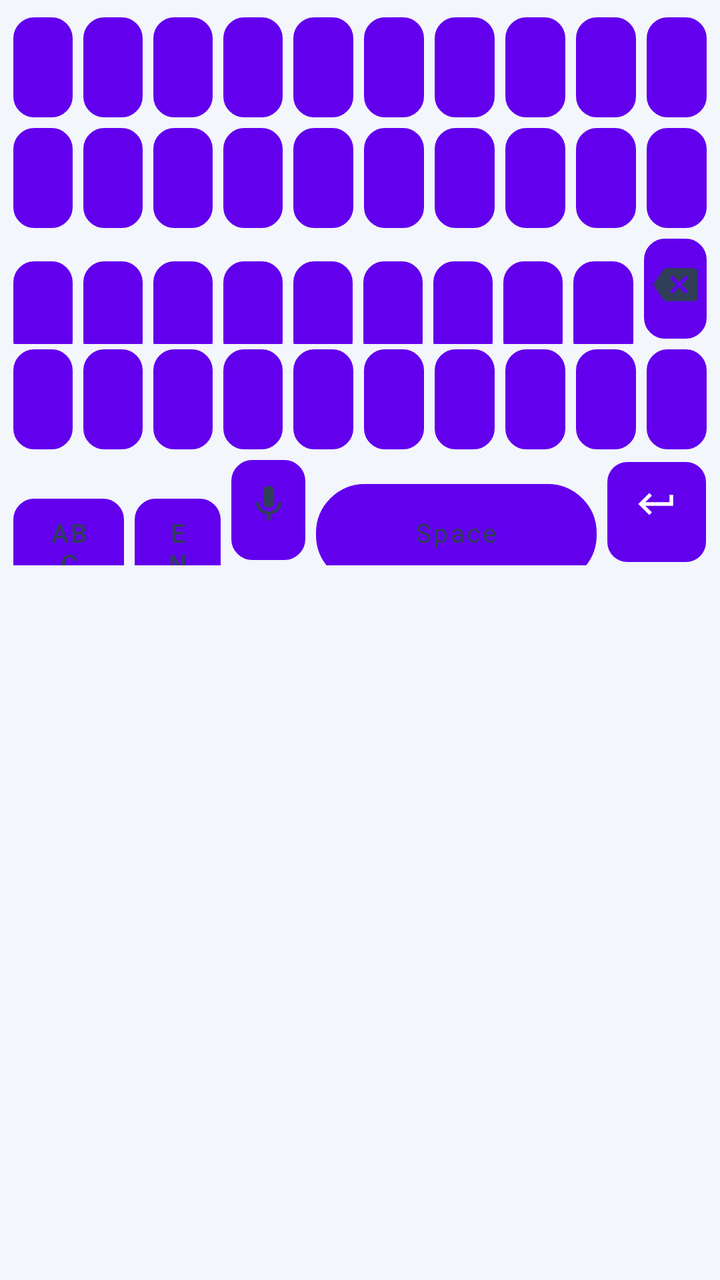
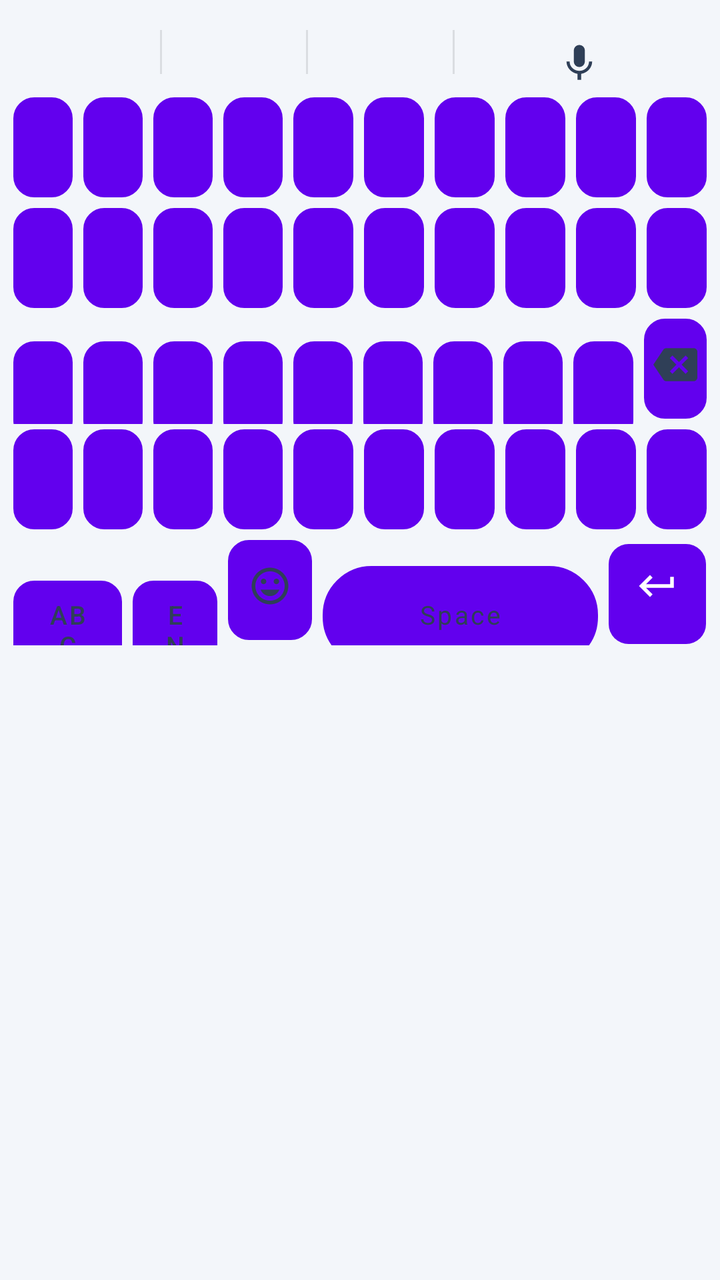

Screens rendered from an Android XML layout before and after an edit, with the pre-edit source and the edit as a unified diff.
<!-- AndroidManifest.xml: fallback theme Theme.MaterialComponents.DayNight.NoActionBar -->
<!-- res/layout/keyboard_symbols.xml -->
<?xml version="1.0" encoding="utf-8"?>
<LinearLayout xmlns:android="http://schemas.android.com/apk/res/android"
    android:layout_width="match_parent"
    android:layout_height="wrap_content"
    android:background="@color/kb_bg_light"
    android:clipToPadding="false"
    android:orientation="vertical"
    android:paddingStart="4dp"
    android:paddingEnd="4dp"
    android:paddingTop="6dp">

    
    <LinearLayout
        android:layout_width="match_parent"
        android:layout_height="wrap_content"
        android:orientation="horizontal">
        <Button android:id="@+id/sym_key_1" style="@style/KeyboardButton" android:text="1" />
        <Button android:id="@+id/sym_key_2" style="@style/KeyboardButton" android:text="2" />
        <Button android:id="@+id/sym_key_3" style="@style/KeyboardButton" android:text="3" />
        <Button android:id="@+id/sym_key_4" style="@style/KeyboardButton" android:text="4" />
        <Button android:id="@+id/sym_key_5" style="@style/KeyboardButton" android:text="5" />
        <Button android:id="@+id/sym_key_6" style="@style/KeyboardButton" android:text="6" />
        <Button android:id="@+id/sym_key_7" style="@style/KeyboardButton" android:text="7" />
        <Button android:id="@+id/sym_key_8" style="@style/KeyboardButton" android:text="8" />
        <Button android:id="@+id/sym_key_9" style="@style/KeyboardButton" android:text="9" />
        <Button android:id="@+id/sym_key_0" style="@style/KeyboardButton" android:text="0" />
    </LinearLayout>

    
    <LinearLayout
        android:layout_width="match_parent"
        android:layout_height="wrap_content"
        android:orientation="horizontal">
        <Button android:id="@+id/sym_key_at"      style="@style/KeyboardButton" android:text="@" />
        <Button android:id="@+id/sym_key_hash"    style="@style/KeyboardButton" android:text="#" />
        <Button android:id="@+id/sym_key_dollar"  style="@style/KeyboardButton" android:text="$" />
        <Button android:id="@+id/sym_key_percent" style="@style/KeyboardButton" android:text="%" />
        <Button android:id="@+id/sym_key_amp"     style="@style/KeyboardButton" android:text="&amp;" />
        <Button android:id="@+id/sym_key_star"    style="@style/KeyboardButton" android:text="*" />
        <Button android:id="@+id/sym_key_minus"   style="@style/KeyboardButton" android:text="-" />
        <Button android:id="@+id/sym_key_plus"    style="@style/KeyboardButton" android:text="+" />
        <Button android:id="@+id/sym_key_lparen"  style="@style/KeyboardButton" android:text="(" />
        <Button android:id="@+id/sym_key_rparen"  style="@style/KeyboardButton" android:text=")" />
    </LinearLayout>

    
    <LinearLayout
        android:layout_width="match_parent"
        android:layout_height="wrap_content"
        android:orientation="horizontal">
        <Button android:id="@+id/sym_key_slash"       style="@style/KeyboardButton" android:text="/" />
        <Button android:id="@+id/sym_key_quote"       style="@style/KeyboardButton" android:text="&quot;" />
        <Button android:id="@+id/sym_key_apostrophe"  style="@style/KeyboardButton" android:text="'" />
        <Button android:id="@+id/sym_key_colon"       style="@style/KeyboardButton" android:text=":" />
        <Button android:id="@+id/sym_key_semicolon"   style="@style/KeyboardButton" android:text=";" />
        <Button android:id="@+id/sym_key_exclamation" style="@style/KeyboardButton" android:text="!" />
        <Button android:id="@+id/sym_key_question"    style="@style/KeyboardButton" android:text="?" />
        <Button android:id="@+id/sym_key_comma"       style="@style/KeyboardButton" android:text="," />
        <Button android:id="@+id/sym_key_dot"         style="@style/KeyboardButton" android:text="." />
        <Button
            android:id="@+id/sym_backspace"
            style="@style/KeyboardButtonIcon"
            android:text=""
            android:drawableTop="@drawable/ic_backspace"
            android:drawablePadding="0dp" />
    </LinearLayout>

    
    <LinearLayout
        android:layout_width="match_parent"
        android:layout_height="wrap_content"
        android:orientation="horizontal">
        <Button android:id="@+id/sym_key_equal"     style="@style/KeyboardButton" android:text="=" />
        <Button android:id="@+id/sym_key_lbracket"  style="@style/KeyboardButton" android:text="[" />
        <Button android:id="@+id/sym_key_rbracket"  style="@style/KeyboardButton" android:text="]" />
        <Button android:id="@+id/sym_key_lbrace"    style="@style/KeyboardButton" android:text="{" />
        <Button android:id="@+id/sym_key_rbrace"    style="@style/KeyboardButton" android:text="}" />
        <Button android:id="@+id/sym_key_backslash" style="@style/KeyboardButton" android:text="\\" />
        <Button android:id="@+id/sym_key_less"      style="@style/KeyboardButton" android:text="&lt;" />
        <Button android:id="@+id/sym_key_greater"   style="@style/KeyboardButton" android:text="&gt;" />
        <Button android:id="@+id/sym_key_caret"     style="@style/KeyboardButton" android:text="^" />
        <Button android:id="@+id/sym_key_tilde"     style="@style/KeyboardButton" android:text="~" />
    </LinearLayout>

    
    <LinearLayout
        android:layout_width="match_parent"
        android:layout_height="wrap_content"
        android:orientation="horizontal">

        <Button
            android:id="@+id/sym_key_abc"
            style="@style/KeyboardButtonBottomSmall"
            android:text="ABC" />

        <Button
            android:id="@+id/sym_key_language"
            style="@style/KeyboardButtonLanguage"
            android:text="EN" />

        <Button
            android:id="@+id/sym_key_voice"
            style="@style/KeyboardButtonMic"
            android:text=""
            android:drawableTop="@drawable/ic_mic"
            android:drawablePadding="0dp" />

        <Button
            android:id="@+id/sym_key_space"
            style="@style/KeyboardButtonSpace"
            android:text="Space" />

        <Button
            android:id="@+id/sym_key_enter"
            style="@style/KeyboardButtonEnter"
            android:layout_weight="1.2"
            android:text=""
            android:drawableTop="@drawable/ic_enter"
            android:drawablePadding="0dp" />
    </LinearLayout>

</LinearLayout>
<!-- resources referenced by this layout -->
<resources>
  <color name="kb_bg_light">#F3F6FA</color>
  <!-- drawable ic_enter (drawable) -->
  <?xml version="1.0" encoding="utf-8"?>
  <vector xmlns:android="http://schemas.android.com/apk/res/android"
      android:width="22dp"
      android:height="22dp"
      android:viewportWidth="24"
      android:viewportHeight="24">
      <path
          android:fillColor="#FFFFFF"
          android:pathData="M19,7v4H5.83l3.58,-3.59L8,6l-6,6 6,6 1.41,-1.41L5.83,13H21V7z" />
  </vector>
  <style name="KeyboardButtonBottomSmall" parent="KeyboardButtonFunctional">
          <item name="android:layout_weight">1.35</item>
          <item name="android:textSize">13sp</item>
      </style>
  <style name="KeyboardButtonIcon" parent="KeyboardButtonFunctional">
          <item name="android:layout_weight">1.04</item>
          <item name="android:paddingTop">6dp</item>
          <item name="android:paddingBottom">6dp</item>
          <item name="android:textSize">0sp</item>
          <item name="android:gravity">center</item>
          <item name="android:drawableTint">@color/kb_icon_light</item>
      </style>
  <style name="KeyboardButtonLanguage" parent="KeyboardButtonFunctional">
          <item name="android:layout_weight">1.05</item>
          <item name="android:textSize">13sp</item>
      </style>
  <style name="KeyboardButtonMic" parent="KeyboardButtonFunctional">
          <item name="android:layout_weight">0.9</item>
          <item name="android:paddingTop">5dp</item>
          <item name="android:paddingBottom">5dp</item>
          <item name="android:textSize">0sp</item>
          <item name="android:gravity">center</item>
          <item name="android:drawableTint">@color/kb_icon_light</item>
      </style>
  <style name="KeyboardButtonSpace" parent="KeyboardButton">
          <item name="android:layout_weight">3.4</item>
          <item name="android:background">@drawable/key_background_space</item>
          <item name="android:textSize">13sp</item>
          <item name="android:textColor">@color/kb_text_functional_light</item>
          <item name="android:fontFamily">sans-serif</item>
      </style>
  <color name="kb_text_primary_light">#1A1C1E</color>
  <style name="KeyboardButtonFunctional" parent="KeyboardButton">
          <item name="android:background">@drawable/key_background_functional</item>
          <item name="android:textColor">@color/kb_text_functional_light</item>
          <item name="android:textSize">14sp</item>
          <item name="android:fontFamily">sans-serif-medium</item>
      </style>
  <color name="kb_enter_text">#FFFFFF</color>
  <color name="kb_icon_light">#2F3F57</color>
  <color name="kb_text_functional_light">#2F3F57</color>
  <color name="kb_ripple_light">#1F0B57D0</color>
  <color name="kb_key_light">#FFFFFF</color>
  <color name="kb_key_stroke_light">#D5DEE8</color>
  <color name="kb_accent">#0B57D0</color>
  <color name="kb_key_functional_light">#EAF1FA</color>
  <!-- unchanged entries left out for length: 8 -->
</resources>

<!-- the commit's change to res/layout/keyboard_symbols.xml (unified diff, before → after) -->
@@ -8,6 +8,57 @@
     android:paddingStart="4dp"
     android:paddingEnd="4dp"
     android:paddingTop="6dp">
+
+    
+    <LinearLayout
+        android:id="@+id/suggestions_strip"
+        android:layout_width="match_parent"
+        android:layout_height="40dp"
+        android:orientation="horizontal"
+        android:gravity="center_vertical"
+        android:paddingStart="4dp"
+        android:paddingEnd="4dp">
+
+        <Button
+            android:id="@+id/suggestion_left"
+            style="@style/SuggestionButton"
+            android:text="" />
+
+        <View
+            android:layout_width="1dp"
+            android:layout_height="22dp"
+            android:background="#1A000000" />
+
+        <Button
+            android:id="@+id/suggestion_center"
+            style="@style/SuggestionButton"
+            android:text="" />
+
+        <View
+            android:layout_width="1dp"
+            android:layout_height="22dp"
+            android:background="#1A000000" />
+
+        <Button
+            android:id="@+id/suggestion_right"
+            style="@style/SuggestionButton"
+            android:text="" />
+
+        <View
+            android:layout_width="1dp"
+            android:layout_height="22dp"
+            android:background="#1A000000" />
+
+        <Button
+            android:id="@+id/sym_key_voice"
+            style="@style/KeyboardButtonIcon"
+            android:layout_width="44dp"
+            android:layout_height="match_parent"
+            android:background="@android:color/transparent"
+            android:text=""
+            android:drawableTop="@drawable/ic_mic"
+            android:drawablePadding="0dp" />
+    </LinearLayout>
 
     
     <LinearLayout
@@ -99,10 +150,10 @@
             android:text="EN" />
 
         <Button
-            android:id="@+id/sym_key_voice"
-            style="@style/KeyboardButtonMic"
+            android:id="@+id/sym_key_emoji"
+            style="@style/KeyboardButtonIcon"
             android:text=""
-            android:drawableTop="@drawable/ic_mic"
+            android:drawableTop="@drawable/ic_emoji"
             android:drawablePadding="0dp" />
 
         <Button
<!-- resource entries referenced after the edit -->
@@ -1,6 +1,17 @@
 <!-- resources referenced by this layout -->
 <resources>
   <color name="kb_bg_light">#F3F6FA</color>
+  <!-- drawable ic_emoji (drawable) -->
+  <?xml version="1.0" encoding="utf-8"?>
+  <vector xmlns:android="http://schemas.android.com/apk/res/android"
+      android:width="22dp"
+      android:height="22dp"
+      android:viewportWidth="24"
+      android:viewportHeight="24">
+      <path
+          android:fillColor="#333333"
+          android:pathData="M12,2C6.48,2 2,6.48 2,12s4.48,10 10,10 10,-4.48 10,-10S17.52,2 12,2zM12,20c-4.41,0 -8,-3.59 -8,-8s3.59,-8 8,-8 8,3.59 8,8 -3.59,8 -8,8zM15.5,11c0.83,0 1.5,-0.67 1.5,-1.5S16.33,8 15.5,8 14,8.67 14,9.5s0.67,1.5 1.5,1.5zM8.5,11c0.83,0 1.5,-0.67 1.5,-1.5S9.33,8 8.5,8 7,8.67 7,9.5 7.67,11 8.5,11zM12,17.5c2.33,0 4.31,-1.46 5.11,-3.5L6.89,14c0.8,2.04 2.78,3.5 5.11,3.5z" />
+  </vector>
   <!-- drawable ic_enter (drawable) -->
   <?xml version="1.0" encoding="utf-8"?>
   <vector xmlns:android="http://schemas.android.com/apk/res/android"
@@ -28,20 +39,27 @@
           <item name="android:layout_weight">1.05</item>
           <item name="android:textSize">13sp</item>
       </style>
-  <style name="KeyboardButtonMic" parent="KeyboardButtonFunctional">
-          <item name="android:layout_weight">0.9</item>
-          <item name="android:paddingTop">5dp</item>
-          <item name="android:paddingBottom">5dp</item>
-          <item name="android:textSize">0sp</item>
-          <item name="android:gravity">center</item>
-          <item name="android:drawableTint">@color/kb_icon_light</item>
-      </style>
   <style name="KeyboardButtonSpace" parent="KeyboardButton">
           <item name="android:layout_weight">3.4</item>
           <item name="android:background">@drawable/key_background_space</item>
           <item name="android:textSize">13sp</item>
           <item name="android:textColor">@color/kb_text_functional_light</item>
           <item name="android:fontFamily">sans-serif</item>
+      </style>
+  <style name="SuggestionButton">
+          <item name="android:layout_width">0dp</item>
+          <item name="android:layout_height">match_parent</item>
+          <item name="android:layout_weight">1</item>
+          <item name="android:background">@android:color/transparent</item>
+          <item name="android:textColor">@color/kb_text_primary_light</item>
+          <item name="android:textSize">16sp</item>
+          <item name="android:textAllCaps">false</item>
+          <item name="android:gravity">center</item>
+          <item name="android:clickable">true</item>
+          <item name="android:focusable">true</item>
+          <item name="android:stateListAnimator">@null</item>
+          <item name="android:elevation">0dp</item>
+          <item name="android:includeFontPadding">false</item>
       </style>
   <color name="kb_text_primary_light">#1A1C1E</color>
   <style name="KeyboardButtonFunctional" parent="KeyboardButton">
